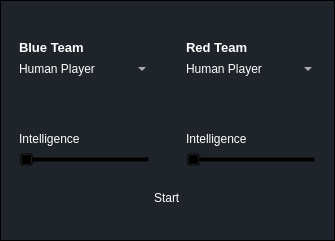
The window that ui/dialogs/open_practice_draft.ui (elian-olbz/mlbb-drafting-and-simulation-tools) describes before a commit, drawn with Qt 5.
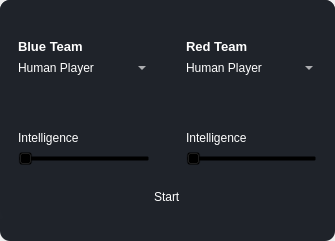
The same window after the commit. Icons and pictures are not drawn.

```diff
--- a/ui/dialogs/open_practice_draft.ui
+++ b/ui/dialogs/open_practice_draft.ui
@@ -19,6 +19,9 @@
   <property name="windowTitle">
    <string>Select Player Types</string>
   </property>
+  <property name="styleSheet">
+   <string notr="true">border-radius: 10px;</string>
+  </property>
   <layout class="QVBoxLayout" name="verticalLayout">
    <property name="spacing">
     <number>0</number>
```
